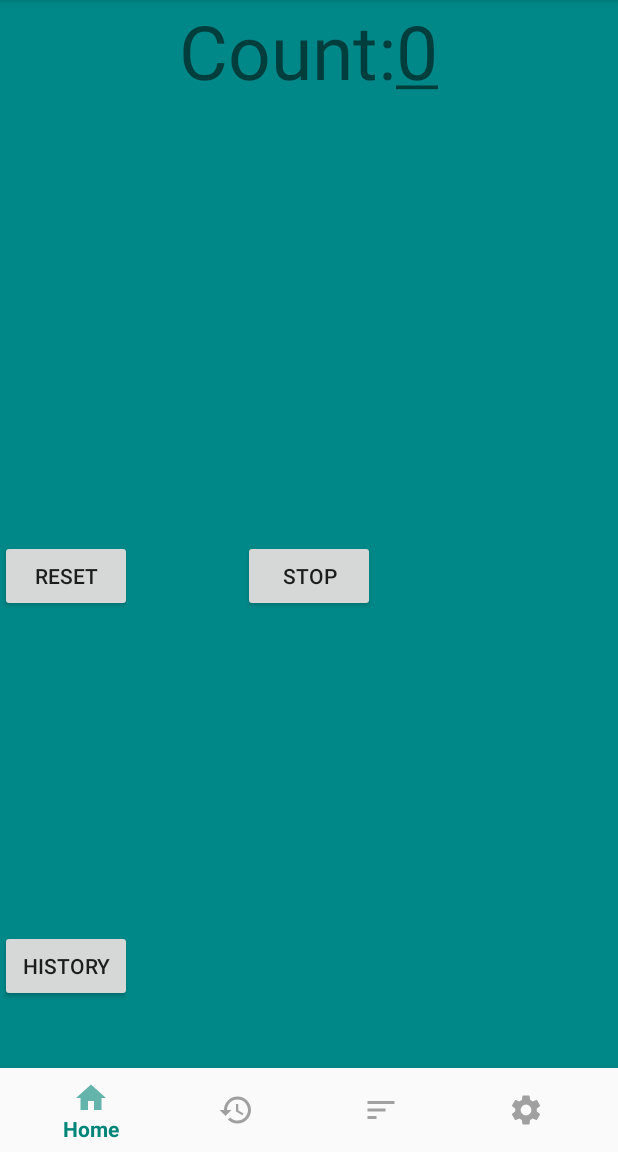
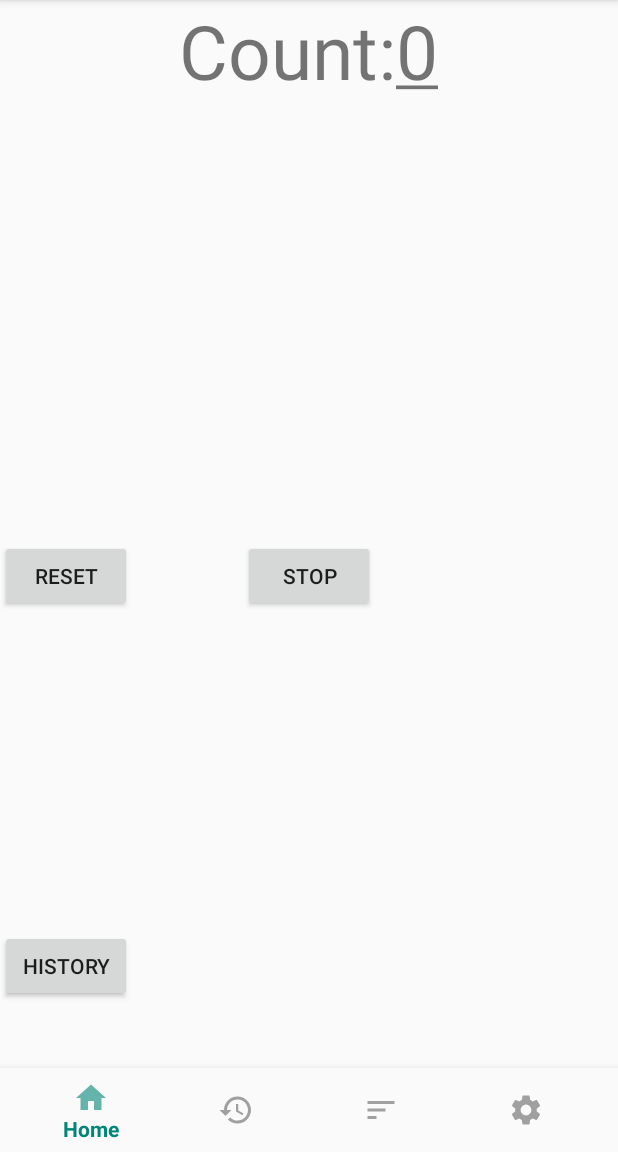
Before and after one commit to dotechan/UserPresentCounter, an Android app: the screen it shows after launch (MainActivity), after a tap on "START", on a phone screen of 412 x 824 dp, the part 84-1236 px from its top. Run offline under Robolectric (Android 15) with nearby library versions, the phone set to English and light mode, and no system bars; our stand-ins replace Room's generated code, Timber.

Commit message:
背景を緑色から白色に戻した 履歴画面のアイコンを白色から青色に変更した

```diff
--- a/app/src/main/res/drawable-anydpi/ic_reset.xml
+++ b/app/src/main/res/drawable-anydpi/ic_reset.xml
@@ -3,7 +3,7 @@
     android:height="24dp"
     android:viewportWidth="26.086956"
     android:viewportHeight="26.086956"
-    android:tint="#FFFFFF">
+    android:tint="#338492">
   <group android:translateX="1.0434783"
       android:translateY="1.0434783">
       <path
--- a/app/src/main/res/drawable-anydpi/ic_start.xml
+++ b/app/src/main/res/drawable-anydpi/ic_start.xml
@@ -3,7 +3,7 @@
     android:height="24dp"
     android:viewportWidth="26.086956"
     android:viewportHeight="26.086956"
-    android:tint="#FFFFFF">
+    android:tint="#338492">
   <group android:translateX="1.0434783"
       android:translateY="1.0434783">
       <path
--- a/app/src/main/res/drawable-anydpi/ic_stop.xml
+++ b/app/src/main/res/drawable-anydpi/ic_stop.xml
@@ -3,7 +3,7 @@
     android:height="24dp"
     android:viewportWidth="26.086956"
     android:viewportHeight="26.086956"
-    android:tint="#FFFFFF">
+    android:tint="#338492">
   <group android:translateX="1.0434783"
       android:translateY="1.0434783">
       <path
--- a/app/src/main/res/drawable-anydpi/ic_unlock.xml
+++ b/app/src/main/res/drawable-anydpi/ic_unlock.xml
@@ -3,7 +3,7 @@
     android:height="24dp"
     android:viewportWidth="26.086956"
     android:viewportHeight="26.086956"
-    android:tint="#FFFFFF">
+    android:tint="#338492">
   <group android:translateX="1.0434783"
       android:translateY="1.0434783">
       <path
--- a/app/src/main/res/layout/fragment_history.xml
+++ b/app/src/main/res/layout/fragment_history.xml
@@ -2,8 +2,7 @@
 <androidx.constraintlayout.widget.ConstraintLayout xmlns:android="http://schemas.android.com/apk/res/android"
     xmlns:app="http://schemas.android.com/apk/res-auto"
     android:layout_width="match_parent"
-    android:layout_height="match_parent"
-    android:background="#008888">
+    android:layout_height="match_parent">
 
     <androidx.recyclerview.widget.RecyclerView
         android:id="@+id/history_recyclerview"
--- a/app/src/main/res/layout/fragment_home.xml
+++ b/app/src/main/res/layout/fragment_home.xml
@@ -2,8 +2,7 @@
 <RelativeLayout xmlns:android="http://schemas.android.com/apk/res/android"
     xmlns:app="http://schemas.android.com/apk/res-auto"
     android:layout_width="match_parent"
-    android:layout_height="match_parent"
-    android:background="#008888">
+    android:layout_height="match_parent">
 
     <RelativeLayout
         android:layout_width="wrap_content"
```
